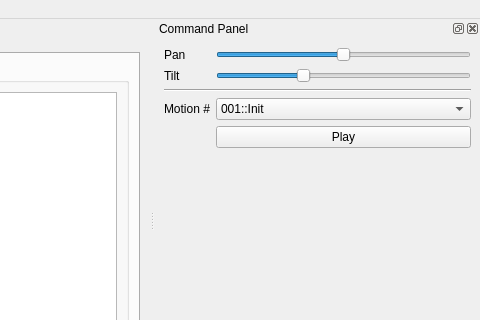
First picture: the form in op_control/ui/main_window.ui, repository kaym9n/ROBOTIS-OP, before the edit; both pictures show x 581 to 1061 and y 0 to 320 of the 1061 by 442 pixel window.
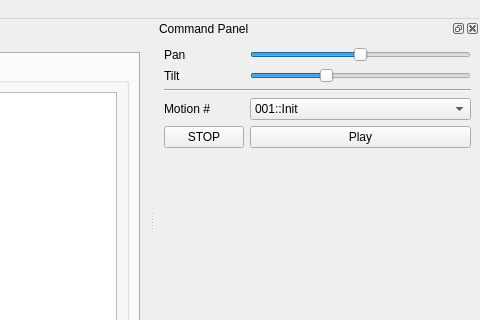
Second picture: the form after the edit. Icons and pictures are not drawn.

The edit to the form file:
```diff
--- a/op_control/ui/main_window.ui
+++ b/op_control/ui/main_window.ui
@@ -276,6 +276,13 @@
        </property>
       </widget>
      </item>
+     <item row="6" column="0">
+      <widget class="QPushButton" name="button_stop_motion">
+       <property name="text">
+        <string>STOP</string>
+       </property>
+      </widget>
+     </item>
     </layout>
    </widget>
   </widget>
```
Left out of the diff: 4 changed lines with no effect on the pictures.
